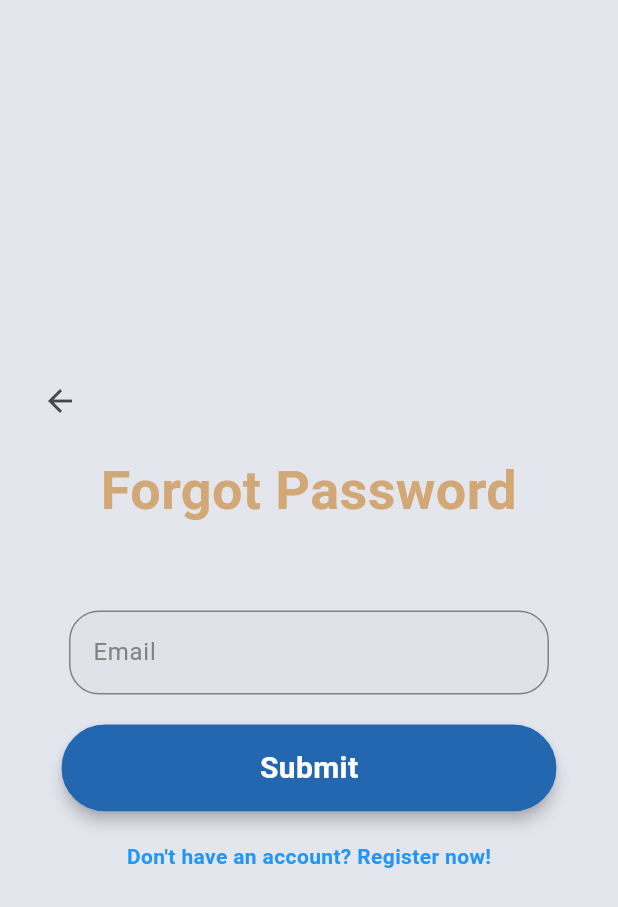
After one commit to spicychicken23/hili_helpers, a Flutter app: the ForgotPasswordPage screen opened directly, on a phone screen of 412 x 824 dp. The commit adds this screen. Shown: the top 907 px of the screen. Run offline on Flutter 3.47's test engine with Material 3 defaults, Android fonts, the phone set to English and light mode, and no system bars; our stand-ins replace cloud_firestore, firebase_auth, firebase_core; accounts and stored records are empty; Roboto replaces fonts that are missing (DM Sans).

Commit message:
forgot password page

```diff
--- a/lib/components/textfield.dart
+++ b/lib/components/textfield.dart
@@ -11,6 +11,8 @@ class MyTextField extends StatelessWidget {
     required this.controller,
     required this.hintText,
     required this.obscureText,
+    required Null Function(dynamic value) onChanged,
+    required String? Function(dynamic value) validator,
   });
 
   @override
--- /dev/null
+++ b/lib/pages/forgot_password.dart
@@ -0,0 +1,109 @@
+// ignore_for_file: unused_import
+
+import 'package:flutter/material.dart';
+import 'package:firebase_auth/firebase_auth.dart';
+import 'package:hili_helpers/components/textfield.dart';
+import 'package:hili_helpers/components/buttons.dart';
+import 'package:hili_helpers/pages/login_page.dart';
+import 'package:hili_helpers/pages/register_page.dart';
+
+class ForgotPasswordPage extends StatefulWidget {
+  const ForgotPasswordPage({Key? key});
+
+  @override
+  _ForgotPasswordPageState createState() => _ForgotPasswordPageState();
+}
+
+class _ForgotPasswordPageState extends State<ForgotPasswordPage> {
+  final TextEditingController _emailController = TextEditingController();
+  final GlobalKey<FormState> _formKey = GlobalKey<FormState>();
+
+  // Function to handle form submission and send password reset email
+  void _submitForm() async {
+    if (_formKey.currentState!.validate()) {
+      String email = _emailController.text;
+      try {
+        await FirebaseAuth.instance.sendPasswordResetEmail(email: email);
+        print('Password reset email sent to $email');
+      } catch (e) {
+        print('Error sending password reset email: $e');
+      }
+    }
+  }
+
+  @override
+  Widget build(BuildContext context) {
+    return Scaffold(
+      backgroundColor: const Color(0xFFE4E6ED),
+      body: SafeArea(
+        child: Center(
+          child: SingleChildScrollView(
+            child: Padding(
+              padding: const EdgeInsets.all(16.0),
+              child: Form(
+                key: _formKey,
+                child: Column(
+                  children: [
+                    Align(
+                      alignment: Alignment.centerLeft,
+                      child: IconButton(
+                        icon: const Icon(Icons.arrow_back),
+                        onPressed: () {
+                          Navigator.pushReplacementNamed(context, LoginPage.id);
+                        },
+                      ),
+                    ),
+                    const SizedBox(height: 10), // Add sized box for spacing
+                    const Text(
+                      'Forgot Password',
+                      style: TextStyle(
+                        color: Color(0xFFD3A877),
+                        fontSize: 36,
+                        fontWeight: FontWeight.bold,
+                        fontFamily: 'DM Sans',
+                      ),
+                      textAlign: TextAlign.center,
+                    ),
+                    const SizedBox(height: 5), // Add sized box for spacing
+                    const SizedBox(height: 50), // Add sized box for spacing
+                    MyTextField(
+                      controller: _emailController,
+                      hintText: 'Email',
+                      obscureText: false,
+                      validator: (value) {
+                        if (value!.isEmpty) {
+                          return 'Please enter your email';
+                        }
+                        // Add additional email validation if needed
+                        return null;
+                      },
+                      onChanged: (value) {},
+                    ),
+                    const SizedBox(height: 20.0),
+                    CustomButton(
+                      buttonText: 'Submit',
+                      onPressed: _submitForm,
+                    ),
+                    const SizedBox(height: 20.0),
+                    GestureDetector(
+                      onTap: () {
+                        Navigator.pushNamed(context, RegisterPage.id);
+                      },
+                      child: const Text(
+                        'Don\'t have an account? Register now!',
+                        style: TextStyle(
+                          color: Colors.blue,
+                          fontWeight: FontWeight.bold,
+                        ),
+                      ),
+                    ),
+                  ],
+                ),
+              ),
+            ),
+          ),
+        ),
+      ),
+    );
+  }
+}
--- a/lib/pages/register_page.dart
+++ b/lib/pages/register_page.dart
@@ -56,18 +56,24 @@ class RegisterPage extends StatelessWidget {
                   controller: usernameController,
                   hintText: 'Username',
                   obscureText: false,
+                  onChanged: (value) {},
+                  validator: (value) {},
                 ),
                 const SizedBox(height: 10),
                 MyTextField(
                   controller: emailController,
                   hintText: 'Email Address',
                   obscureText: false,
+                  onChanged: (value) {},
+                  validator: (value) {},
                 ),
                 const SizedBox(height: 10),
                 MyTextField(
                   controller: passwordController,
                   hintText: 'Password',
                   obscureText: true,
+                  onChanged: (value) {},
+                  validator: (value) {},
                 ),
                 const SizedBox(height: 35),
                 Hero(
```
Also changed, not shown: lib/pages/login_page.dart (+24 -2 lines), pubspec.lock.
